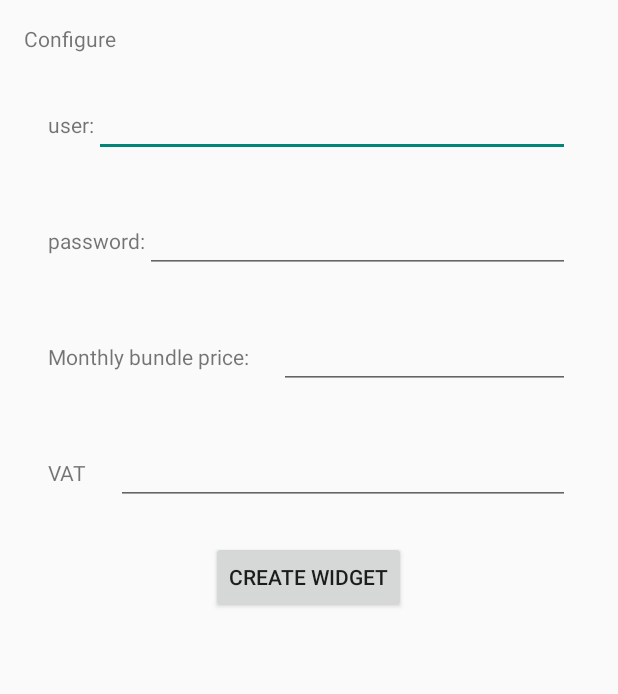
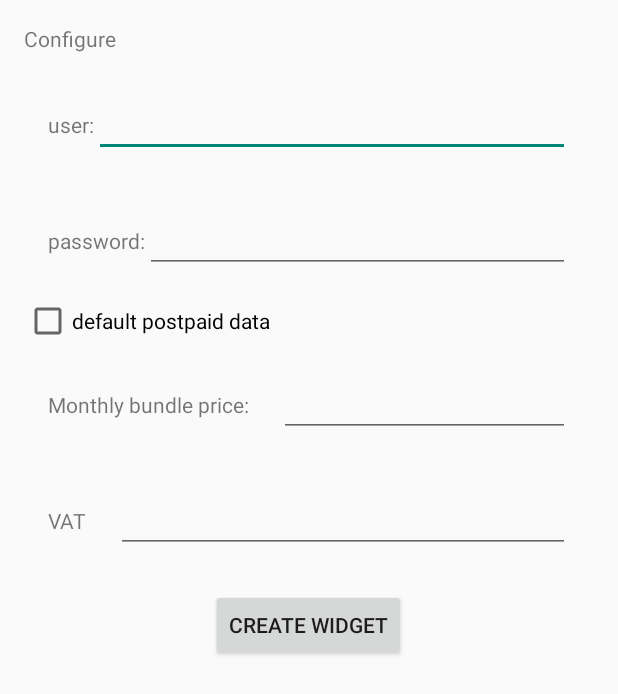
Before and after one commit to wilcome/UnofficialTuentiWidget, an Android app: the UnofficialTuentiWidgetConfigureActivity screen opened directly, with no data from a screen before it, on a phone screen of 412 x 824 dp. Shown: the top 694 px of the screen. Run offline under Robolectric (Android 15) with nearby library versions, the phone set to English and light mode, and no system bars; 1 statement that could not run was skipped.

Commit message:
Minor bugs and new checkbutton in configuration layout.

```diff
--- a/UnofficialTuentiWidget/src/main/java/com/whatafabric/unofficialtuentiwidget/NetworkTask.java
+++ b/UnofficialTuentiWidget/src/main/java/com/whatafabric/unofficialtuentiwidget/NetworkTask.java
@@ -447,6 +447,7 @@ public class NetworkTask extends AsyncTask<HashMap<String,String>, Void, String[
 
                     if (counter == COUNT_LIMIT) {
                         Log.d("UTuentiW,NetworkTask:doInBackground (2.2)", "data not found. :'(");
+                        httpClient.close();
                         return result;
                     }
 
@@ -571,7 +572,6 @@ public class NetworkTask extends AsyncTask<HashMap<String,String>, Void, String[
                 result[1] = "";
             }
         }
-
         return result;
     }
 
@@ -688,7 +688,6 @@ public class NetworkTask extends AsyncTask<HashMap<String,String>, Void, String[
             }
 
 
-
             if(result[1]!=null && result[1] != "") {
                 if (Build.VERSION.SDK_INT > Build.VERSION_CODES.ICE_CREAM_SANDWICH_MR1) {
                     if(result[1].length() != 0) {
--- a/UnofficialTuentiWidget/src/main/res/layout-land/unofficial_tuenti_widget_configure.xml
+++ b/UnofficialTuentiWidget/src/main/res/layout-land/unofficial_tuenti_widget_configure.xml
@@ -64,6 +64,12 @@
 
             </LinearLayout>
 
+            <CheckBox android:id="@+id/checkbox_postpaid"
+                android:layout_width="wrap_content"
+                android:layout_height="wrap_content"
+                android:text="@string/postpaid"
+                android:onClick="onCheckboxClicked"/>
+
             <LinearLayout
                 android:orientation="horizontal"
                 android:layout_width="match_parent"
@@ -71,13 +77,13 @@
                 android:padding="16dp">
 
                 <TextView
-                    android:id="@+id/textView"
+                    android:id="@+id/tu_bundlePriceText"
                     android:layout_width="wrap_content"
                     android:layout_height="wrap_content"
                     android:text="@string/add_bundle_price_cb"/>
 
                 <EditText
-                    android:id="@+id/tu_bundlePrice"
+                    android:id="@+id/tu_bundlePriceEditText"
                     android:layout_width="fill_parent"
                     android:layout_height="wrap_content"
                     android:layout_marginLeft="20dp"
@@ -95,13 +101,13 @@
                 android:id="@+id/linearLayout">
 
                 <TextView
-                    android:id="@+id/textView2"
+                    android:id="@+id/tu_vatText"
                     android:layout_width="wrap_content"
                     android:layout_height="wrap_content"
                     android:text="@string/vat"/>
 
                 <EditText
-                    android:id="@+id/tu_vat"
+                    android:id="@+id/tu_vatEditText"
                     android:layout_width="fill_parent"
                     android:layout_height="wrap_content"
                     android:layout_marginLeft="20dp"
--- a/UnofficialTuentiWidget/src/main/res/layout/unofficial_tuenti_widget_configure.xml
+++ b/UnofficialTuentiWidget/src/main/res/layout/unofficial_tuenti_widget_configure.xml
@@ -1,9 +1,20 @@
 <?xml version="1.0" encoding="utf-8"?>
-<LinearLayout xmlns:android="http://schemas.android.com/apk/res/android"
-    android:layout_width="match_parent"
+<RelativeLayout
+    android:layout_width="fill_parent"
     android:layout_height="fill_parent"
-    android:orientation="vertical"
-    android:padding="16dp">
+    xmlns:android="http://schemas.android.com/apk/res/android">
+
+
+    <ScrollView
+        android:layout_width="match_parent"
+        android:layout_height="wrap_content"
+        android:id="@+id/scrollView" >
+
+        <LinearLayout
+            android:orientation="vertical"
+            android:layout_width="fill_parent"
+            android:layout_height="fill_parent"
+            android:padding="16dp">
 
     <TextView
         android:layout_width="match_parent"
@@ -54,6 +65,12 @@
 
     </LinearLayout>
 
+    <CheckBox android:id="@+id/checkbox_postpaid"
+        android:layout_width="wrap_content"
+        android:layout_height="wrap_content"
+        android:text="@string/postpaid"
+        android:onClick="onCheckboxClicked"/>
+
     <LinearLayout
         android:orientation="horizontal"
         android:layout_width="match_parent"
@@ -61,13 +78,13 @@
         android:padding="16dp">
 
         <TextView
+            android:id="@+id/tu_bundlePriceText"
             android:layout_width="wrap_content"
             android:layout_height="wrap_content"
-            android:text="@string/add_bundle_price_cb"
-            android:id="@+id/textView" />
+            android:text="@string/add_bundle_price_cb" />
 
         <EditText
-            android:id="@+id/tu_bundlePrice"
+            android:id="@+id/tu_bundlePriceEditText"
             android:layout_width="fill_parent"
             android:layout_height="wrap_content"
             android:layout_marginLeft="20dp"
@@ -86,13 +103,13 @@
         android:layout_gravity="right">
 
         <TextView
+            android:id="@+id/tu_vatText"
             android:layout_width="wrap_content"
             android:layout_height="wrap_content"
-            android:text="@string/vat"
-            android:id="@+id/textView2" />
+            android:text="@string/vat" />
 
         <EditText
-            android:id="@+id/tu_vat"
+            android:id="@+id/tu_vatEditText"
             android:layout_width="fill_parent"
             android:layout_height="wrap_content"
             android:layout_marginLeft="20dp"
@@ -108,4 +125,6 @@
         android:layout_marginTop="8dp"
         android:layout_gravity="center" />
 
-</LinearLayout>
+        </LinearLayout>
+    </ScrollView>
+</RelativeLayout>
--- a/UnofficialTuentiWidget/src/main/res/values/strings.xml
+++ b/UnofficialTuentiWidget/src/main/res/values/strings.xml
@@ -16,5 +16,7 @@
     <string name="add_bundle_price_cb">Monthly bundle price: </string>
     <string name="vat">VAT</string>
     <string name="loading">oading billing info...</string>
+    <string name="postpaid">default postpaid data</string>
+
 
 </resources>
```
Also changed, not shown: UnofficialTuentiWidget/src/main/java/com/whatafabric/unofficialtuentiwidget/UnofficialTuentiWidgetConfigureActivity.java (+53 -9 lines), 2 other files.
